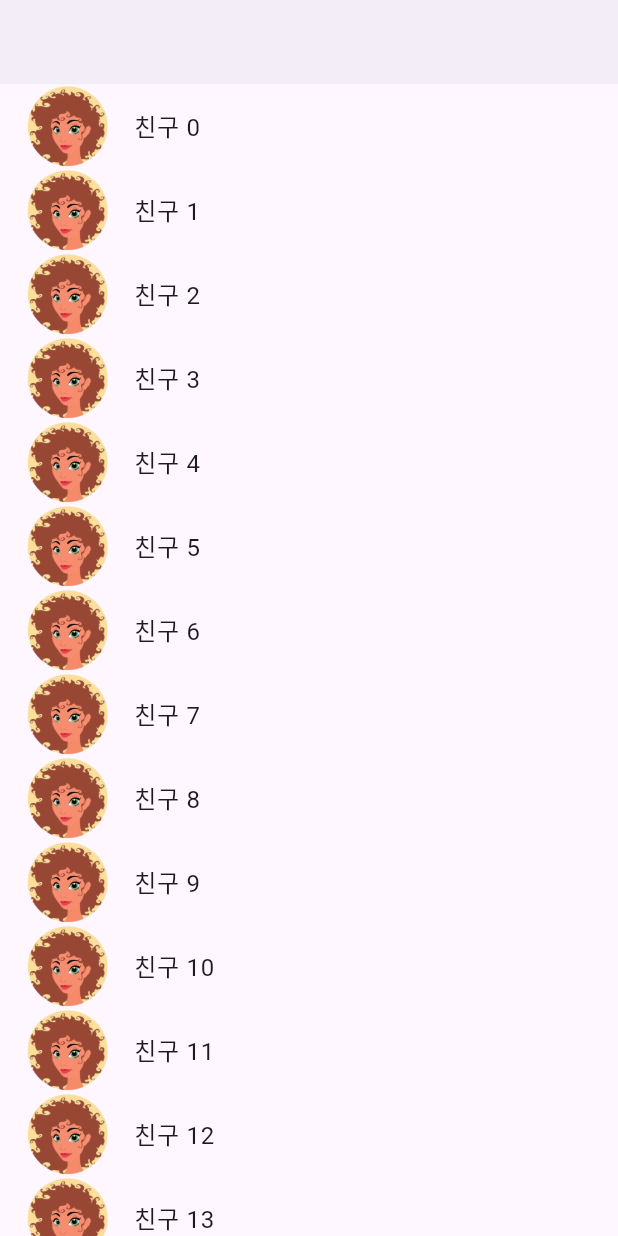
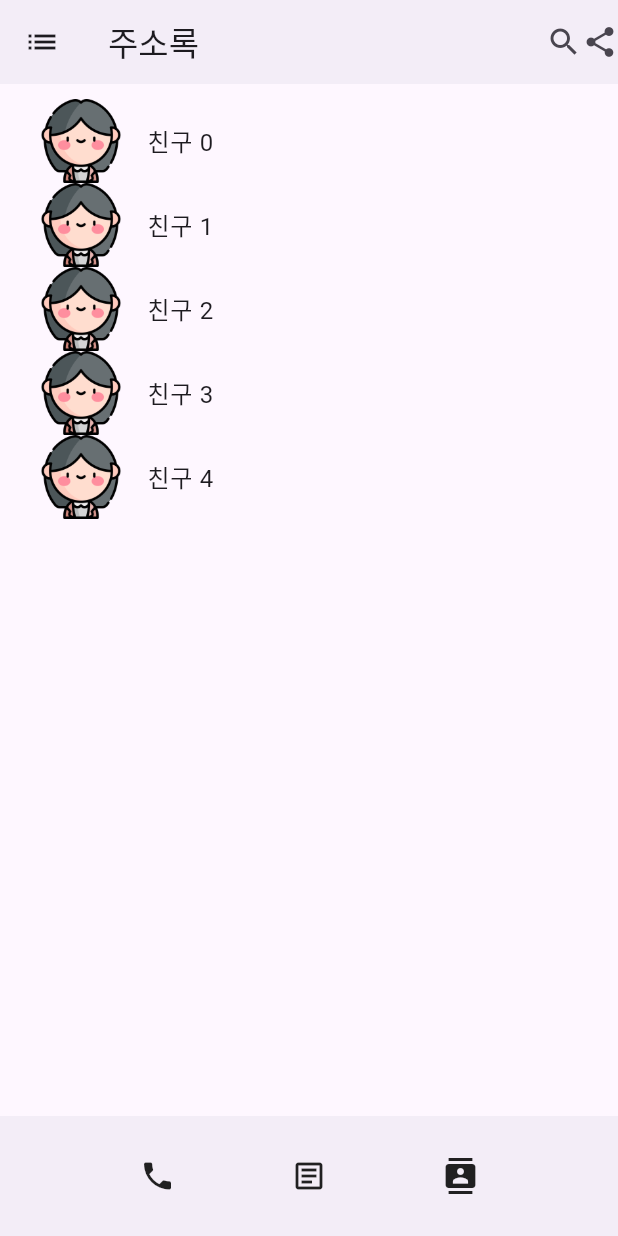
Before and after one commit to tjoeun42/flutterwork, a Flutter app: the screen it shows after launch, on a phone screen of 412 x 824 dp. Run offline on Flutter 3.47's test engine with Material 3 defaults, Android fonts, the phone set to English and light mode, and no system bars.

Commit message:
5일차_3교시_ListView

```diff
--- a/flutter/flutter02_custom_widget/lib/main.dart
+++ b/flutter/flutter02_custom_widget/lib/main.dart
@@ -1,45 +1,8 @@
 import 'package:flutter/material.dart';
-/*
-* ListView() 위젯
-  : 같은 위젯이 반복적으로 들어갈 때(반복문을 써도 되지만 좋은 위젯이 있음)
-  - 스크롤바 생김
-  - 스크롤의 위치 감시 기능
-  - 메모리 절약기능(ListView.builder 일때) : 스크롤을 아래로 내리면 위쪽의 가려지는 부분은 메모리에서 삭제
- */
+
 void main() {
   runApp(const MyApp());
 }
-
-/*
-class MyApp extends StatelessWidget {
-  const MyApp({super.key});
-
-  @override
-  Widget build(BuildContext context) {
-    return MaterialApp(
-      home: Scaffold(
-        appBar: AppBar(),
-        body: Column(
-          children: [
-            Text('안녕', style: TextStyle(fontSize: 100)),
-            Text('안녕', style: TextStyle(fontSize: 100)),
-            Text('안녕', style: TextStyle(fontSize: 100)),
-            Text('안녕', style: TextStyle(fontSize: 100)),
-            Text('안녕', style: TextStyle(fontSize: 100)),
-            Text('안녕', style: TextStyle(fontSize: 100)),
-            Text('안녕', style: TextStyle(fontSize: 100)),
-            Text('안녕', style: TextStyle(fontSize: 100)),
-            Text('안녕', style: TextStyle(fontSize: 100)),
-            Text('안녕', style: TextStyle(fontSize: 100)),
-          ],
-        )
-      ),
-    );
-  }
-}
-*/
-
-/*
 
 class MyApp extends StatelessWidget {
   const MyApp({super.key});
@@ -48,87 +11,42 @@ class MyApp extends StatelessWidget {
   Widget build(BuildContext context) {
     return MaterialApp(
       home: Scaffold(
-        appBar: AppBar(backgroundColor: Color(0xfff3edf7)),
-        body: ListView(
-          children: [
-            Column(
-              children: [
-                Row(
-                  children: [
-                    Image.asset('assets/user1.png', width: 100),
-                    SizedBox(width: 20),
-                    Text('김여성', style: TextStyle(fontSize: 30))
-                  ],
-                ),
-                Row(
-                  children: [
-                    Image.asset('assets/user2.png', width: 100),
-                    SizedBox(width: 20),
-                    Text('이남성', style: TextStyle(fontSize: 30))
-                  ],
-                ),
-              ],
-            ),
-          ],
-        )
-      ),
-    );
-  }
-}
-*/
-
-/*
-
-// ListTitle : 아이콘, 제목, 부제목 등을 손쉽게 배치
-class MyApp extends StatelessWidget {
-  const MyApp({super.key});
-
-  @override
-  Widget build(BuildContext context) {
-    return MaterialApp(
-      home: Scaffold(
-        appBar: AppBar(backgroundColor: Color(0xfff3edf7)),
-        body: ListView(
-          children: [
-            ListTile(
-              leading: Image.asset('assets/user1.png'),
-              title: Text('김여성')
-            ),
-            ListTile(
-                leading: Image.asset('assets/user2.png'),
-                title: Text('이남성')
-            )
-          ],
+        appBar: AppBar(
+          backgroundColor: Color(0xfff3edf7),
+          leading: Icon(Icons.list),
+          title: Text('주소록'),
+          actions: [Icon(Icons.search), Icon(Icons.share)],
         ),
-      ),
-    );
-  }
-}
-*/
-
-// ListView.builder() : ListView를 반복해줌
-class MyApp extends StatelessWidget {
-  const MyApp({super.key});
-
-  @override
-  Widget build(BuildContext context) {
-    return MaterialApp(
-      home: Scaffold(
-        appBar: AppBar(backgroundColor: Color(0xfff3edf7)),
         body: ListView.builder(
-          itemCount: 100,  // 반복 횟수
+          padding: EdgeInsets.all(10),
+          itemCount: 5,
           itemBuilder: (context, index) {
-            // return Text('반복됨');
-            // return Text(index.toString());  // Text() 문자만 가능. 숫자->문자로 변환
-            // return Text('반복횟수 : ' + index.toString());
-            // return Text('반복횟수 : $index');
             return ListTile(
               leading: Image.asset('assets/user1.png'),
               title: Text('친구 $index')
             );
           }
         ),
+        bottomNavigationBar: CustomBottom(),
       ),
     );
   }
 }
+
+class CustomBottom extends StatelessWidget {
+  const CustomBottom({super.key});
+
+  @override
+  Widget build(BuildContext context) {
+    return BottomAppBar(
+      child: Row(
+        mainAxisAlignment: MainAxisAlignment.spaceEvenly,
+        children: [
+          Icon(Icons.phone),
+          Icon(Icons.article_outlined),
+          Icon(Icons.contacts)
+        ],
+      ),
+    );
+  }
+}
--- /dev/null
+++ b/flutter/flutter02_custom_widget/lib/main02_listView.dart
@@ -0,0 +1,144 @@
+import 'package:flutter/material.dart';
+/*
+* ListView() 위젯
+  : 같은 위젯이 반복적으로 들어갈 때(반복문을 써도 되지만 좋은 위젯이 있음)
+  - 스크롤바 생김
+  - 스크롤의 위치 감시 기능
+  - 메모리 절약기능(ListView.builder 일때) : 스크롤을 아래로 내리면 위쪽의 가려지는 부분은 메모리에서 삭제
+ */
+void main() {
+  runApp(const MyApp());
+}
+
+/*
+class MyApp extends StatelessWidget {
+  const MyApp({super.key});
+
+  @override
+  Widget build(BuildContext context) {
+    return MaterialApp(
+      home: Scaffold(
+        appBar: AppBar(),
+        body: Column(
+          children: [
+            Text('안녕', style: TextStyle(fontSize: 100)),
+            Text('안녕', style: TextStyle(fontSize: 100)),
+            Text('안녕', style: TextStyle(fontSize: 100)),
+            Text('안녕', style: TextStyle(fontSize: 100)),
+            Text('안녕', style: TextStyle(fontSize: 100)),
+            Text('안녕', style: TextStyle(fontSize: 100)),
+            Text('안녕', style: TextStyle(fontSize: 100)),
+            Text('안녕', style: TextStyle(fontSize: 100)),
+            Text('안녕', style: TextStyle(fontSize: 100)),
+            Text('안녕', style: TextStyle(fontSize: 100)),
+          ],
+        )
+      ),
+    );
+  }
+}
+*/
+
+/*
+
+class MyApp extends StatelessWidget {
+  const MyApp({super.key});
+
+  @override
+  Widget build(BuildContext context) {
+    return MaterialApp(
+      home: Scaffold(
+        appBar: AppBar(backgroundColor: Color(0xfff3edf7)),
+        body: ListView(
+          children: [
+            Column(
+              children: [
+                Row(
+                  children: [
+                    Image.asset('assets/user1.png', width: 100),
+                    SizedBox(width: 20),
+                    Text('김여성', style: TextStyle(fontSize: 30))
+                  ],
+                ),
+                Row(
+                  children: [
+                    Image.asset('assets/user2.png', width: 100),
+                    SizedBox(width: 20),
+                    Text('이남성', style: TextStyle(fontSize: 30))
+                  ],
+                ),
+              ],
+            ),
+          ],
+        )
+      ),
+    );
+  }
+}
+*/
+
+/*
+
+// ListTitle : 아이콘, 제목, 부제목 등을 손쉽게 배치
+class MyApp extends StatelessWidget {
+  const MyApp({super.key});
+
+  @override
+  Widget build(BuildContext context) {
+    return MaterialApp(
+      home: Scaffold(
+        appBar: AppBar(backgroundColor: Color(0xfff3edf7)),
+        body: ListView(
+          children: [
+            ListTile(
+              leading: Image.asset('assets/user1.png'),
+              title: Text('김여성')
+            ),
+            ListTile(
+                leading: Image.asset('assets/user2.png'),
+                title: Text('이남성')
+            )
+          ],
+        ),
+      ),
+    );
+  }
+}
+*/
+
+// ListView.builder() : ListView를 반복해줌
+class MyApp extends StatelessWidget {
+  const MyApp({super.key});
+
+  @override
+  Widget build(BuildContext context) {
+    return MaterialApp(
+      home: Scaffold(
+        appBar: AppBar(backgroundColor: Color(0xfff3edf7)),
+        body: ListView.builder(
+          itemCount: 100,  // 반복 횟수
+          itemBuilder: (context, index) {
+            // return Text('반복됨');
+            // return Text(index.toString());  // Text() 문자만 가능. 숫자->문자로 변환
+            // return Text('반복횟수 : ' + index.toString());
+            // return Text('반복횟수 : $index');
+            return ListTile(
+              leading: Image.asset('assets/user1.png'),
+              title: Text('친구 $index')
+            );
+          }
+        ),
+      ),
+    );
+  }
+}
+
+/*
+    구분      |          ListView()           |         ListView.builder()
+---------------------------------------------------------------------------------------
+생성방식       | 앱 실행 시점에 모두 메모리에 생성  | 스크롤 시점에 필요한 위젯만 생성(지연 생성)
+사용대상       |   리스트가 짧거나 고정된 경우     |      리스트가 길거나 동적으로 바뀔 때
+성능          |  항목이 많으면 성능 저하 가능성    |             성능 매우 효율적
+필요한 파라미터 |      children : [...]         |          itemCount, itemBuilder
+사용          |  리스트 항목이 10개 이하로 작을 때 | 리스트가 많거나 무한스크롤, 동적 데이터일 경우
+ */
```
Also changed, not shown: flutter/flutter03_state/analysis_options.yaml (added, +28 -0 lines), flutter/flutter03_state/lib/main.dart (added, +25 -0 lines), flutter/flutter03_state/pubspec.yaml (added, +89 -0 lines), flutter/flutter02_custom_widget/assets/user1.png, flutter/flutter02_custom_widget/assets/user10.png (deleted), flutter/flutter02_custom_widget/assets/user2.png, flutter/flutter02_custom_widget/assets/user3.png, flutter/flutter02_custom_widget/assets/user4.png, flutter/flutter02_custom_widget/assets/user5.png, flutter/flutter02_custom_widget/assets/user6.png, flutter/flutter02_custom_widget/assets/user7.png, flutter/flutter02_custom_widget/assets/user8.png, flutter/flutter02_custom_widget/assets/user9.png, flutter/flutter03_state/pubspec.lock (added), 62 other files.
